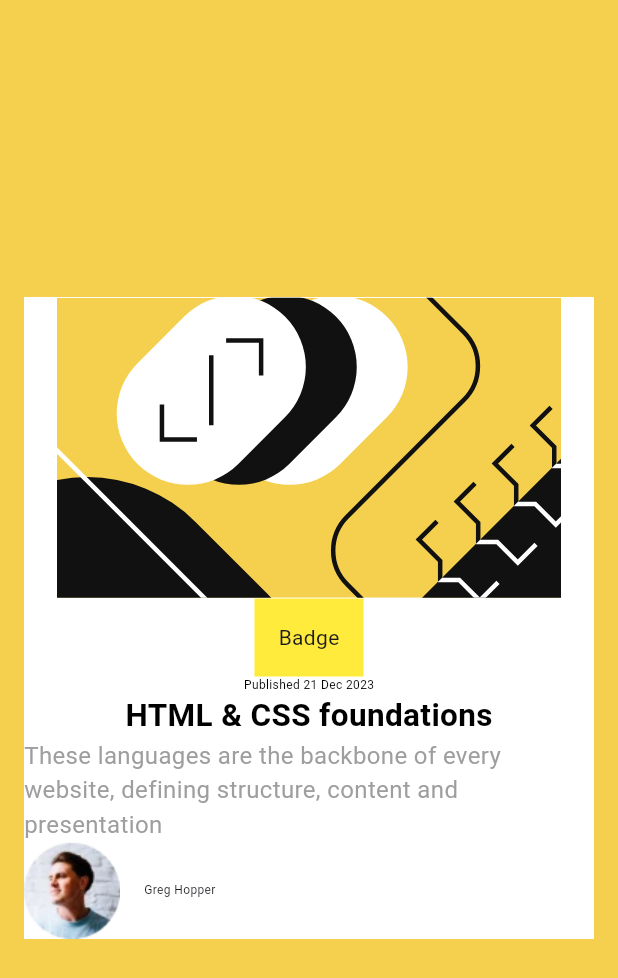
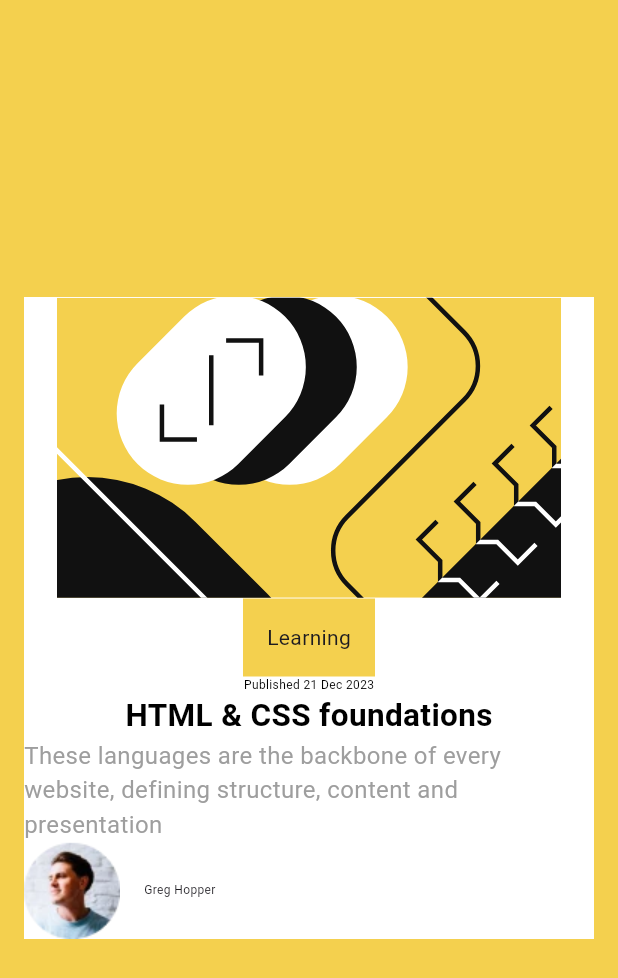
Before and after one commit to JustANipple/blog_preview_card, a Flutter app: the screen it shows after launch, on a phone screen of 412 x 824 dp. Shown: the top 978 px of the screen. Run offline on Flutter 3.47's test engine with Material 3 defaults, Android fonts, the phone set to English and light mode, and no system bars; our stand-ins replace flutter_svg.

Commit message:
generalized some of the widgets

```diff
--- a/lib/main.dart
+++ b/lib/main.dart
@@ -34,8 +34,14 @@ class BlogPreviewCard extends StatelessWidget {
             margin: const EdgeInsets.all(16),
             color: Colors.white,
             child: const Column(children: [
-            Illustration(),
-            CardBadge(),
+              Illustration(
+                asset: "assets/images/illustration-article.svg",
+                semanticsLabel: "Avatar picture",
+              ),
+              CardBadge(
+                  color: scaffoldBackgroundColor,
+                  padding: 16,
+                  text: "Learning"),
               SubTitle(),
               Title(),
               Description(),
@@ -45,14 +51,20 @@ class BlogPreviewCard extends StatelessWidget {
                   spacing: 16.0,
                   fontSize: 8.0),
             ]),
-        )),
+          ),
+        ),
       ),
     );
   }
 }
 
 class Illustration extends StatelessWidget {
+  final String asset;
+  final String semanticsLabel;
+
   const Illustration({
+    required this.asset,
+    required this.semanticsLabel,
     super.key,
   });
 
@@ -62,8 +74,8 @@ class Illustration extends StatelessWidget {
       decoration: const BoxDecoration(
           borderRadius: BorderRadius.all(Radius.circular(20))),
       child: SvgPicture.asset(
-        "assets/images/illustration-article.svg",
-        semanticsLabel: "Avatar picture",
+        asset,
+        semanticsLabel: semanticsLabel,
       ),
     );
   }
@@ -127,15 +139,23 @@ class SubTitle extends StatelessWidget {
 }
 
 class CardBadge extends StatelessWidget {
-  const CardBadge({super.key});
+  final Color color;
+  final double padding;
+  final String text;
+
+  const CardBadge(
+      {required this.color,
+      required this.padding,
+      required this.text,
+      super.key});
 
   @override
   Widget build(BuildContext context) {
     return Container(
-      color: Colors.yellow,
-      padding: const EdgeInsets.all(16),
-      child: const Text(
-        "Badge",
+      color: color,
+      padding: EdgeInsets.all(padding),
+      child: Text(
+        text,
         textDirection: TextDirection.ltr,
       ),
     );
```
Lines whose indentation alone changed are shown as unchanged.
